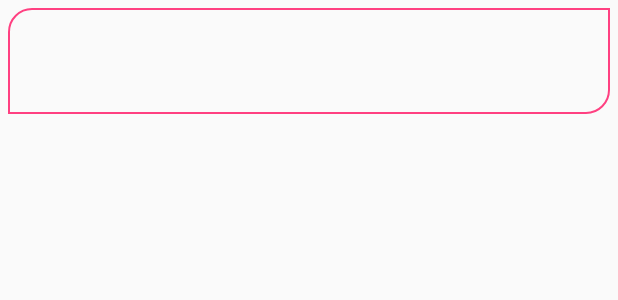
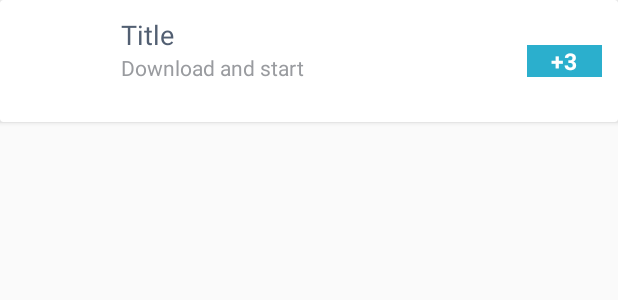
Before and after one commit to Abhi347/FyberDemo, an Android app: the layout item_offer.xml on its own in the app's theme, with its tools: preview values and no code run, on a phone screen of 412 x 824 dp. Shown: the top 300 px of the screen. Run offline under Robolectric (Android 15) with nearby library versions, the phone set to English and light mode, and no system bars; network calls fail.

Commit message:
Change Offer Layout to look better Add Cardview in Offer List

```diff
--- a/app/build.gradle
+++ b/app/build.gradle
@@ -37,6 +37,7 @@ dependencies {
     apt 'com.jakewharton:butterknife-compiler:8.4.0'
     compile 'com.google.code.gson:gson:2.7'
     compile 'com.android.support:recyclerview-v7:24.2.1'
+    compile 'com.android.support:cardview-v7:24.2.1'
     compile 'com.squareup.picasso:picasso:2.5.2'
 }
 apply plugin: 'com.google.gms.google-services'
--- a/app/src/main/java/com/abhi/fyberdemo/viewmodels/OfferViewHolder.java
+++ b/app/src/main/java/com/abhi/fyberdemo/viewmodels/OfferViewHolder.java
@@ -19,13 +19,17 @@ import butterknife.ButterKnife;
 
 public class OfferViewHolder extends RecyclerView.ViewHolder {
     @BindView(R.id.image_thumbnail)
-    protected ImageView mThumbnailImageView;
+    ImageView mThumbnailImageView;
 
     @BindView(R.id.text_title)
-    protected TextView mTitleTextView;
+    TextView mTitleTextView;
 
     @BindView(R.id.text_action)
-    protected TextView mActionTextView;
+    TextView mActionTextView;
+
+    @BindView(R.id.text_payout)
+    TextView mPayoutTextView;
+
     private OfferModel mOfferModel;
     private OfferClickListener mListener;
 
@@ -48,7 +52,8 @@ public class OfferViewHolder extends RecyclerView.ViewHolder {
                 .load(mOfferModel.getThumbnail().getLowRes())
                 .into(mThumbnailImageView);
         mTitleTextView.setText(mOfferModel.getTitle());
-        mActionTextView.setText(mOfferModel.getRequiredActions());
+        mActionTextView.setText(mOfferModel.getTeaser());
+        mPayoutTextView.setText("+"+mOfferModel.getPayout());
     }
 
     public void setListener(OfferClickListener listener) {
--- a/app/src/main/res/layout/item_offer.xml
+++ b/app/src/main/res/layout/item_offer.xml
@@ -1,11 +1,14 @@
 <?xml version="1.0" encoding="utf-8"?>
-<LinearLayout xmlns:android="http://schemas.android.com/apk/res/android"
+<android.support.v7.widget.CardView
+    xmlns:android="http://schemas.android.com/apk/res/android"
+    android:layout_width="match_parent"
+    android:layout_height="wrap_content">
+    <LinearLayout
         android:layout_width="match_parent"
         android:layout_height="wrap_content"
-              android:background="@drawable/bg_border"
         android:layout_margin="5dp"
-              android:padding="5dp"
-              android:orientation="horizontal">
+        android:orientation="horizontal"
+        android:padding="5dp">
         <ImageView
             android:id="@+id/image_thumbnail"
             android:layout_width="wrap_content"
@@ -14,18 +17,39 @@
             android:minHeight="60dp"
             android:minWidth="60dp"/>
         <LinearLayout
-        android:layout_marginLeft="5dp"
-        android:layout_width="match_parent"
+            android:layout_width="0dp"
             android:layout_height="wrap_content"
+            android:layout_marginLeft="10dp"
+            android:layout_marginRight="10dp"
+            android:layout_weight="1"
             android:orientation="vertical">
             <TextView
                 android:id="@+id/text_title"
-            android:textAppearance="@android:style/TextAppearance.Holo.Large"
                 android:layout_width="match_parent"
-            android:layout_height="wrap_content"/>
+                android:layout_height="wrap_content"
+                android:text="Title"
+                android:textAppearance="@android:style/TextAppearance.Holo.Medium"
+                android:textColor="#525F72"/>
+
             <TextView
                 android:id="@+id/text_action"
                 android:layout_width="match_parent"
-            android:layout_height="wrap_content"/>
+                android:layout_height="wrap_content"
+                android:text="Download and start"
+                android:textAppearance="@android:style/TextAppearance.Holo.Small"
+                android:textColor="#999B9F"/>
         </LinearLayout>
+        <TextView
+            android:id="@+id/text_payout"
+            android:layout_width="wrap_content"
+            android:layout_height="wrap_content"
+            android:layout_gravity="center_vertical"
+            android:background="#2BAFCD"
+            android:text="+3"
+            android:minWidth="50dp"
+            android:gravity="center"
+            android:textColor="#fff"
+            android:textSize="15sp"
+            android:textStyle="bold"/>
     </LinearLayout>
+</android.support.v7.widget.CardView>
```
Lines whose indentation alone changed are shown as unchanged.
